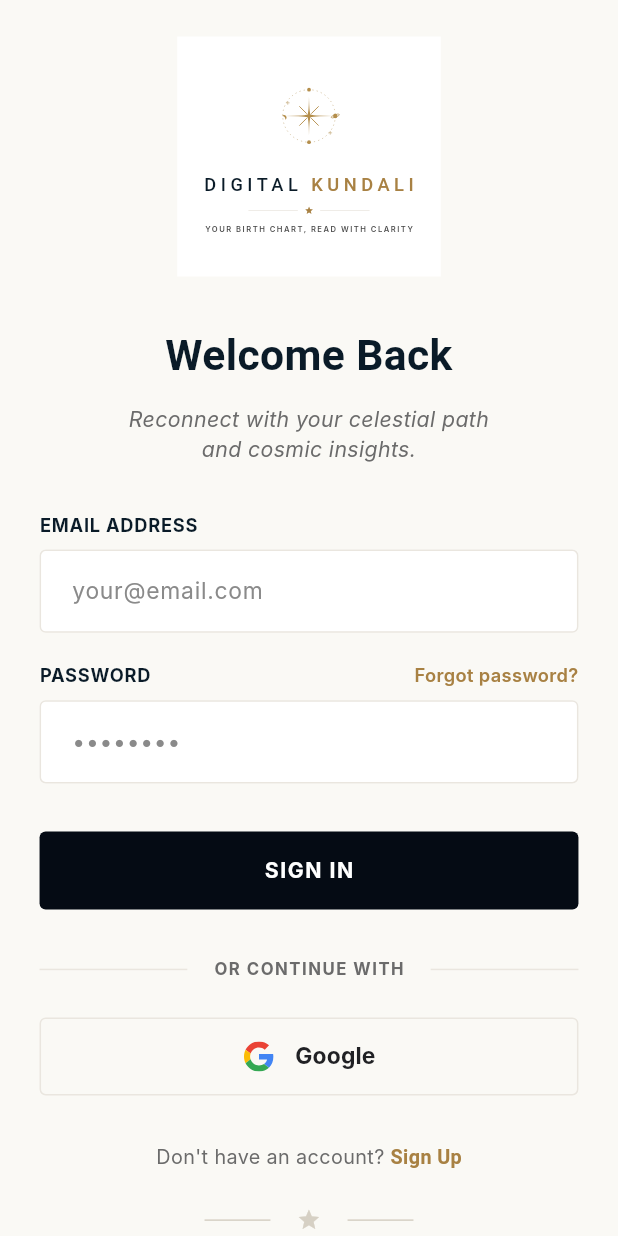
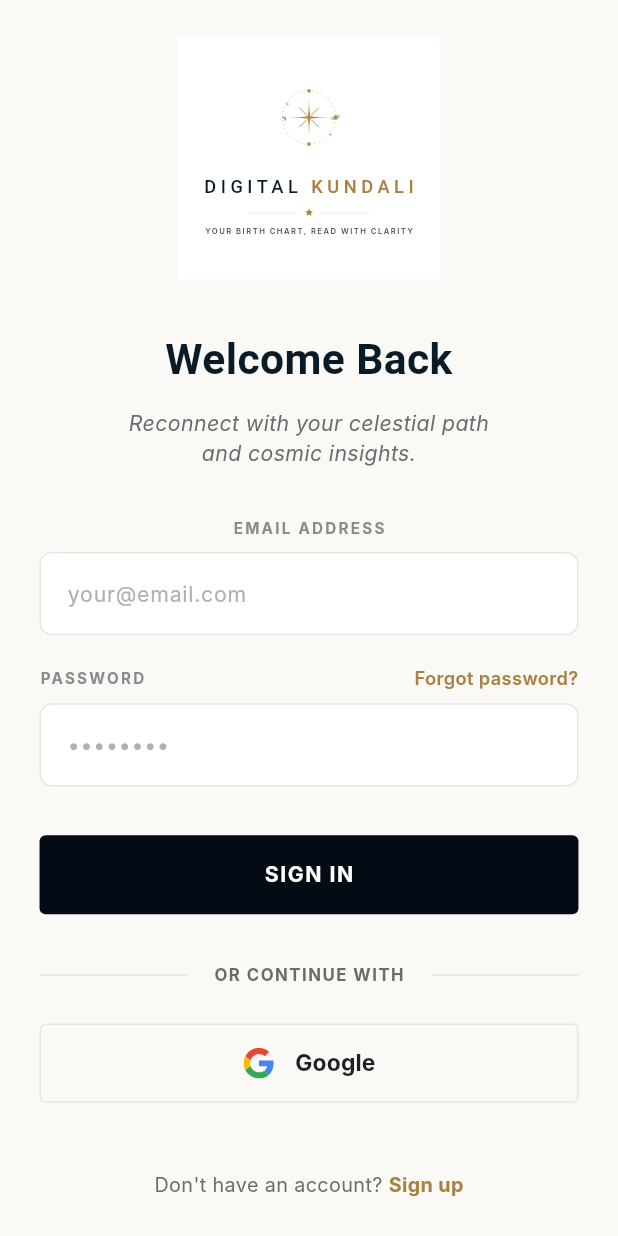
Before and after one commit to kiranshah59/Digital_kundali, a Flutter app: the LoginScreen screen opened directly, on a phone screen of 412 x 824 dp. Run offline on Flutter 3.47's test engine with Material 3 defaults, Android fonts, the phone set to English and light mode, and no system bars; our stand-ins replace flutter_screenutil, flutter_svg; Roboto replaces fonts that are missing (Georgia, Inter).

Commit message:
Implement Auth API integrations and Dashboard fixes

```diff
--- a/lib/features/auth/pages/login_screen.dart
+++ b/lib/features/auth/pages/login_screen.dart
@@ -2,11 +2,72 @@
 import 'package:flutter_screenutil/flutter_screenutil.dart';
 import 'package:flutter_svg/flutter_svg.dart';
 import '../../dashboard/pages/main_layout_screen.dart';
+import '../services/auth_service.dart';
 import 'sign_up_screen.dart';
 import 'forgot_password_screen.dart';
 
-class LoginScreen extends StatelessWidget {
+class LoginScreen extends StatefulWidget {
   const LoginScreen({super.key});
+
+  @override
+  State<LoginScreen> createState() => _LoginScreenState();
+}
+
+class _LoginScreenState extends State<LoginScreen> {
+  final TextEditingController _emailController = TextEditingController();
+  final TextEditingController _passwordController = TextEditingController();
+
+  bool _isLoading = false;
+
+  @override
+  void dispose() {
+    _emailController.dispose();
+    _passwordController.dispose();
+    super.dispose();
+  }
+
+  Future<void> _handleLogin() async {
+    final email = _emailController.text.trim();
+    final password = _passwordController.text;
+
+    if (email.isEmpty || password.isEmpty) {
+      ScaffoldMessenger.of(context).showSnackBar(
+        const SnackBar(content: Text('Please fill all fields')),
+      );
+      return;
+    }
+
+    setState(() {
+      _isLoading = true;
+    });
+
+    final result = await AuthService.login(
+      email: email,
+      password: password,
+    );
+
+    if (!mounted) return;
+
+    setState(() {
+      _isLoading = false;
+    });
+
+    if (result['success']) {
+      final String? userName = result['data']?['data']?['user']?['name'];
+
+      Navigator.of(context).pushAndRemoveUntil(
+        MaterialPageRoute(
+          builder: (context) => MainLayoutScreen(userName: userName),
+        ),
+        (route) => false,
+      );
+    } else {
+      final errorMessage = result['message'] ?? 'Login failed';
+      ScaffoldMessenger.of(context).showSnackBar(
+        SnackBar(content: Text(errorMessage)),
+      );
+    }
+  }
 
   @override
   Widget build(BuildContext context) {
@@ -27,7 +88,7 @@
                         // White box for logo
                         Container(
                           width: 160.w,
-                          height: 160,
+                          height: 160.h,
                           decoration: const BoxDecoration(
                             color: Colors.white,
                           ),
@@ -37,11 +98,11 @@
                               SvgPicture.asset(
                                 'assets/splash.svg',
                                 width: 50.w,
-                                height: 50,
+                                height: 50.h,
                               ),
-                              SizedBox(height: 12),
+                              SizedBox(height: 12.h),
                               Text.rich(
-                                TextSpan(
+                                const TextSpan(
                                   children: [
                                     TextSpan(
                                       text: 'DIGITAL ',
@@ -60,19 +121,19 @@
                                   letterSpacing: 3.0,
                                 ),
                               ),
-                              SizedBox(height: 6),
+                              SizedBox(height: 6.h),
                               Row(
                                 mainAxisAlignment: MainAxisAlignment.center,
                                 children: [
                                   Container(width: 30.w, height: 0.5, color: const Color(0xFFEAE6DF)),
                                   Padding(
                                     padding: EdgeInsets.symmetric(horizontal: 4.w),
-                                    child: Icon(Icons.star, size: 6.sp, color: Color(0xFFA88143)),
+                                    child: Icon(Icons.star, size: 6.sp, color: const Color(0xFFA88143)),
                                   ),
                                   Container(width: 30.w, height: 0.5, color: const Color(0xFFEAE6DF)),
                                 ],
                               ),
-                              SizedBox(height: 6),
+                              SizedBox(height: 6.h),
                               Text(
                                 'YOUR BIRTH CHART, READ WITH CLARITY',
                                 style: TextStyle(
@@ -80,13 +141,13 @@
                                   fontSize: 5.sp,
                                   fontWeight: FontWeight.w600,
                                   letterSpacing: 1.0,
-                                  color: Color(0xFF4A4A4A),
+                                  color: const Color(0xFF4A4A4A),
                                 ),
                               ),
                             ],
                           ),
                         ),
-                        SizedBox(height: 32),
+                        SizedBox(height: 32.h),
                         // Headings
                         Text(
                           'Welcome Back',
@@ -95,10 +156,10 @@
                             fontFamily: 'Georgia',
                             fontSize: 28.sp,
                             fontWeight: FontWeight.w600,
-                            color: Color(0xFF0A1B28), // Dark Navy
+                            color: const Color(0xFF0A1B28), // Dark Navy
                           ),
                         ),
-                        SizedBox(height: 12),
+                        SizedBox(height: 12.h),
                         Padding(
                           padding: EdgeInsets.symmetric(horizontal: 32.w),
                           child: Text(
@@ -108,18 +169,18 @@
                               fontFamily: 'Inter',
                               fontSize: 14.sp,
                               fontStyle: FontStyle.italic,
-                              color: Color(0xFF6B6B6B),
+                              color: const Color(0xFF6B6B6B),
                               height: 1.4,
                             ),
                           ),
                         ),
-                        SizedBox(height: 32),
+                        SizedBox(height: 32.h),
                         // Email Field
                         _buildLabel('EMAIL ADDRESS'),
-                        SizedBox(height: 8),
-                        _buildTextField('your@email.com'),
+                        SizedBox(height: 8.h),
+                        _buildTextField('your@email.com', _emailController),
 
-                        SizedBox(height: 20),
+                        SizedBox(height: 20.h),
 
                         // Password Field
                         Row(
@@ -141,30 +202,23 @@
                                   fontFamily: 'Inter',
                                   fontSize: 12.sp,
                                   fontWeight: FontWeight.w600,
-                                  color: Color(0xFFA88143),
+                                  color: const Color(0xFFA88143),
                                 ),
                               ),
                             ),
                           ],
                         ),
-                        SizedBox(height: 8),
-                        _buildTextField('••••••••', obscureText: true),
+                        SizedBox(height: 8.h),
+                        _buildTextField('••••••••', _passwordController, obscureText: true),
 
-                        SizedBox(height: 32),
+                        SizedBox(height: 32.h),
 
                         // Sign In Button
                         SizedBox(
                           width: double.infinity,
-                          height: 52,
+                          height: 52.h,
                           child: ElevatedButton(
-                            onPressed: () {
-                              Navigator.of(context).pushAndRemoveUntil(
-                                MaterialPageRoute(
-                                  builder: (context) => const MainLayoutScreen(),
-                                ),
-                                (route) => false,
-                              );
-                            },
+                            onPressed: _isLoading ? null : _handleLogin,
                             style: ElevatedButton.styleFrom(
                               backgroundColor: const Color(0xFF050B14), // Very dark navy/black
                               foregroundColor: Colors.white,
@@ -173,7 +227,13 @@
                               ),
                               elevation: 0,
                             ),
-                            child: Text(
+                            child: _isLoading
+                                ? SizedBox(
+                                    width: 24.w,
+                                    height: 24.w,
+                                    child: const CircularProgressIndicator(color: Colors.white, strokeWidth: 2),
+                                  )
+                                : Text(
                                     'SIGN IN',
                                     style: TextStyle(
                                       fontFamily: 'Inter',
@@ -185,11 +245,11 @@
                           ),
                         ),
 
-                        SizedBox(height: 32),
+                        SizedBox(height: 32.h),
                         // OR CONTINUE WITH
                         Row(
                           children: [
-                            Expanded(child: Divider(color: Color(0xFFEAE6DF))),
+                            const Expanded(child: Divider(color: Color(0xFFEAE6DF))),
                             Padding(
                               padding: EdgeInsets.symmetric(horizontal: 16.w),
                               child: Text(
@@ -199,19 +259,19 @@
                                   fontSize: 11.sp,
                                   fontWeight: FontWeight.w700,
                                   letterSpacing: 1.0,
-                                  color: Color(0xFF6B6B6B),
+                                  color: const Color(0xFF6B6B6B),
                                 ),
                               ),
                             ),
-                            Expanded(child: Divider(color: Color(0xFFEAE6DF))),
+                            const Expanded(child: Divider(color: Color(0xFFEAE6DF))),
                           ],
                         ),
 
-                        SizedBox(height: 24),
+                        SizedBox(height: 24.h),
                         // Google Button
                         SizedBox(
                           width: double.infinity,
-                          height: 52,
+                          height: 52.h,
                           child: OutlinedButton(
                             onPressed: () {},
                             style: OutlinedButton.styleFrom(
@@ -227,7 +287,7 @@
                                 SvgPicture.asset(
                                   'assets/google.svg',
                                   width: 20.w,
-                                  height: 20,
+                                  height: 20.h,
                                 ),
                                 SizedBox(width: 12.w),
                                 Text(
@@ -236,7 +296,7 @@
                                     fontFamily: 'Inter',
                                     fontSize: 15.sp,
                                     fontWeight: FontWeight.w700,
-                                    color: Color(0xFF202124),
+                                    color: const Color(0xFF202124),
                                   ),
                                 ),
                               ],
@@ -245,51 +305,38 @@
                         ),
 
                         const Spacer(),
-                        SizedBox(height: 32),
+                        SizedBox(height: 32.h),
                         // Sign Up text
                         GestureDetector(
                           onTap: () {
-                            Navigator.pushReplacement(
-                              context,
-                              MaterialPageRoute(
-                                builder: (context) => const SignUpScreen(),
-                              ),
+                            Navigator.of(context).pushReplacement(
+                              MaterialPageRoute(builder: (_) => const SignUpScreen()),
                             );
                           },
                           child: Text.rich(
                             TextSpan(
-                              text: 'Don\'t have an account? ',
+                              children: [
+                                TextSpan(
+                                  text: "Don't have an account? ",
                                   style: TextStyle(
                                     fontFamily: 'Inter',
                                     fontSize: 13.sp,
-                                color: Color(0xFF6B6B6B),
+                                    color: const Color(0xFF6B6B6B),
                                   ),
-                              children: [
+                                ),
                                 TextSpan(
-                                  text: 'Sign Up',
+                                  text: 'Sign up',
                                   style: TextStyle(
-                                    color: Color(0xFFA88143),
+                                    fontFamily: 'Inter',
+                                    fontSize: 13.sp,
                                     fontWeight: FontWeight.w700,
+                                    color: const Color(0xFFA88143),
                                   ),
                                 ),
                               ],
                             ),
                           ),
                         ),
-                        SizedBox(height: 24),
-                        // Bottom star decoration
-                        Row(
-                          mainAxisAlignment: MainAxisAlignment.center,
-                          children: [
-                            Container(width: 40.w, height: 1, color: const Color(0xFFD6D0C4)),
-                            Padding(
-                              padding: EdgeInsets.symmetric(horizontal: 16.w),
-                              child: Icon(Icons.star, size: 16.sp, color: Color(0xFFD6D0C4)),
-                            ),
-                            Container(width: 40.w, height: 1, color: const Color(0xFFD6D0C4)),
-                          ],
-                        ),
-                        SizedBox(height: 16),
                       ],
                     ),
                   ),
@@ -303,46 +350,42 @@
   }
 
   Widget _buildLabel(String text) {
-    return Align(
-      alignment: Alignment.centerLeft,
-      child: Text(
+    return Text(
       text,
       style: TextStyle(
         fontFamily: 'Inter',
-          fontSize: 12.sp,
+        fontSize: 10.sp,
         fontWeight: FontWeight.w700,
-          letterSpacing: 0.5,
-          color: Color(0xFF0A1B28),
-        ),
+        letterSpacing: 1.5,
+        color: const Color(0xFF8A8A8A),
       ),
     );
   }
 
-  Widget _buildTextField(String hint, {bool obscureText = false}) {
-    return TextField(
+  Widget _buildTextField(String hint, TextEditingController controller, {bool obscureText = false}) {
+    return Container(
+      decoration: BoxDecoration(
+        color: Colors.white,
+        borderRadius: BorderRadius.circular(8.r),
+        border: Border.all(color: const Color(0xFFEAE6DF)),
+      ),
+      child: TextField(
+        controller: controller,
         obscureText: obscureText,
         style: TextStyle(
           fontFamily: 'Inter',
-        fontSize: 15.sp,
-        color: Color(0xFF11141A),
+          fontSize: 14.sp,
+          color: const Color(0xFF11141A),
         ),
         decoration: InputDecoration(
           hintText: hint,
           hintStyle: TextStyle(
             fontFamily: 'Inter',
-          fontSize: 15.sp,
-          color: Color(0xFF8A8A8A),
+            fontSize: 14.sp,
+            color: const Color(0xFFB0B0B0),
           ),
-        filled: true,
-        fillColor: const Color(0xFFFFFFFF),
+          border: InputBorder.none,
           contentPadding: EdgeInsets.symmetric(horizontal: 16.w, vertical: 16.h),
-        enabledBorder: OutlineInputBorder(
-          borderRadius: BorderRadius.circular(4.r),
-          borderSide: const BorderSide(color: Color(0xFFEAE6DF)),
-        ),
-        focusedBorder: OutlineInputBorder(
-          borderRadius: BorderRadius.circular(4.r),
-          borderSide: const BorderSide(color: Color(0xFFA88143)),
         ),
       ),
     );
--- a/pubspec.yaml
+++ b/pubspec.yaml
@@ -30,6 +30,7 @@
 dependencies:
   flutter:
     sdk: flutter
+  http: ^1.2.0
 
   # The following adds the Cupertino Icons font to your application.
   # Use with the CupertinoIcons class for iOS style icons.
```
Also changed, not shown: lib/features/auth/pages/sign_up_screen.dart (+171 -74 lines), lib/features/auth/services/auth_service.dart (added, +91 -0 lines), lib/features/dashboard/pages/dashboard_screen.dart (+6 -12 lines), lib/features/dashboard/pages/main_layout_screen.dart (+5 -3 lines), test_api.dart (added, +34 -0 lines), pubspec.lock. Lines whose indentation alone changed are shown as unchanged.
